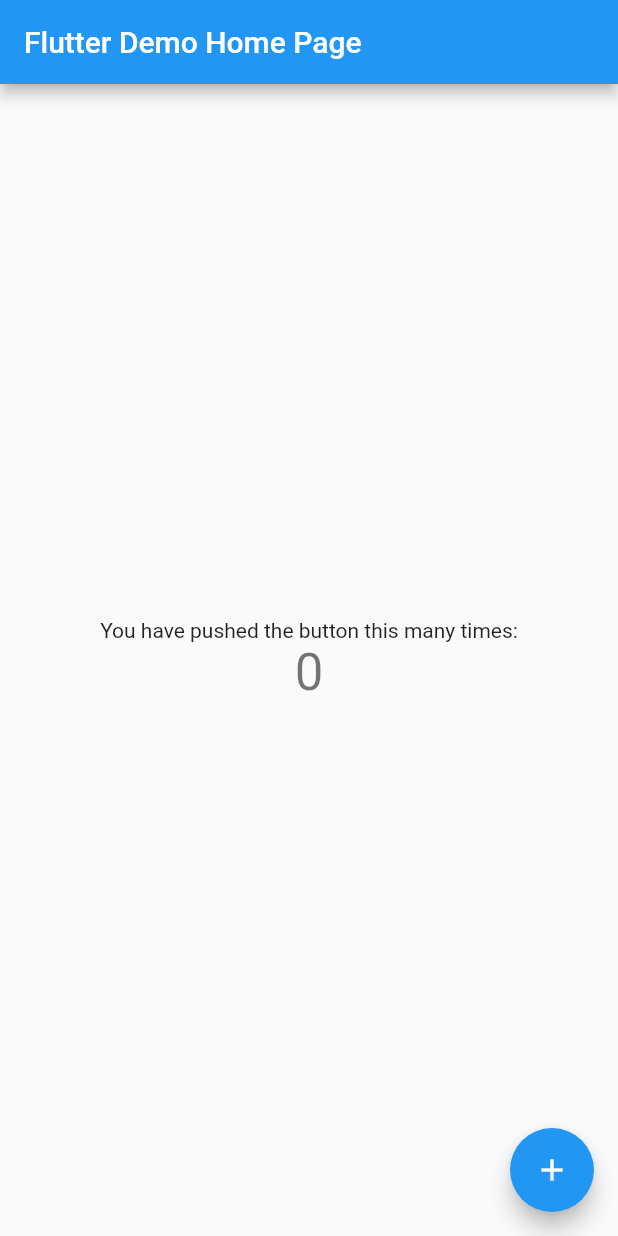
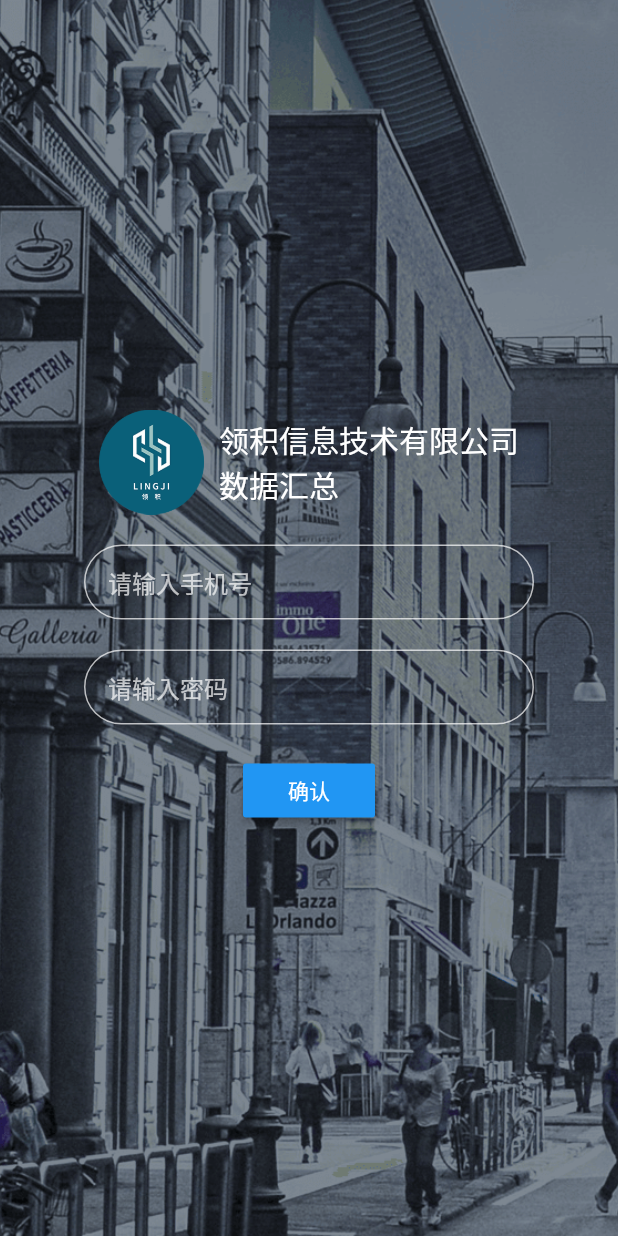
Before and after one commit to cleanown/admin_app, a Flutter app: the screen it shows after launch, on a phone screen of 412 x 824 dp. Run offline on Flutter 3.47's test engine with Material 2 defaults, Android fonts, the phone set to English and light mode, and no system bars; our stand-ins replace fluttertoast.

Commit message:
登录界面

```diff
--- a/lib/main.dart
+++ b/lib/main.dart
@@ -1,3 +1,4 @@
+import 'package:admin_app/pages/login/login.dart';
 import 'package:flutter/material.dart';
 
 void main() {
@@ -9,56 +10,12 @@ class MyApp extends StatelessWidget {
   @override
   Widget build(BuildContext context) {
     return MaterialApp(
-      title: '领积数据汇总',
+      title: '珑梨派数据汇总',
       theme: ThemeData(
         primarySwatch: Colors.blue,
         visualDensity: VisualDensity.adaptivePlatformDensity,
       ),
-      home: MyHomePage(title: 'Flutter Demo Home Page'),
+      home: Login(),
     );
   }
 }
-
-class MyHomePage extends StatefulWidget {
-  MyHomePage({Key key, this.title}) : super(key: key);
-  final String title;
-  @override
-  _MyHomePageState createState() => _MyHomePageState();
-}
-
-class _MyHomePageState extends State<MyHomePage> {
-  int _counter = 0;
-  void _incrementCounter() {
-    setState(() {
-      _counter++;
-    });
-  }
-
-  @override
-  Widget build(BuildContext context) {
-    return Scaffold(
-      appBar: AppBar(
-        title: Text(widget.title),
-      ),
-      body: Center(
-        child: Column(
-          mainAxisAlignment: MainAxisAlignment.center,
-          children: <Widget>[
-            Text(
-              'You have pushed the button this many times:',
-            ),
-            Text(
-              '$_counter',
-              style: Theme.of(context).textTheme.headline4,
-            ),
-          ],
-        ),
-      ),
-      floatingActionButton: FloatingActionButton(
-        onPressed: _incrementCounter,
-        tooltip: 'Increment',
-        child: Icon(Icons.add),
-      ), // This trailing comma makes auto-formatting nicer for build methods.
-    );
-  }
-}
--- /dev/null
+++ b/lib/pages/login/login.dart
@@ -0,0 +1,251 @@
+import 'package:admin_app/pages/dataAnalysis/dataAnalysis.dart';
+import 'package:admin_app/utils/myToast.dart';
+import 'package:flutter/material.dart';
+
+class Login extends StatefulWidget {
+  @override
+  _LoginState createState() => _LoginState();
+}
+
+class _LoginState extends State<Login> {
+  TextEditingController _phone = TextEditingController();
+  bool _isPhoneSuffix = false;
+  bool _isPhoneFocus = false;
+  TextEditingController _pwd = TextEditingController();
+  bool _isPwdSuffix = false;
+  bool _isPwdFocus = false;
+  @override
+  Widget build(BuildContext context) {
+    return Scaffold(
+      body: Stack(
+        children: [
+          Positioned(
+            top: 0,
+            bottom: 0,
+            left: 0,
+            right: 0,
+            child: Container(
+              decoration: BoxDecoration(
+                image: DecorationImage(
+                  image: AssetImage('images/basic/bg_login.png'),
+                  fit: BoxFit.cover,
+                )
+              ),
+            )
+          ),
+          Container(
+            alignment: Alignment.center,
+            child: Column(
+              mainAxisAlignment: MainAxisAlignment.center,
+              crossAxisAlignment: CrossAxisAlignment.center,
+              children: [
+                Container(
+                  width: 300,
+                  margin: EdgeInsets.only(bottom: 20),
+                  child: Row(
+                    mainAxisAlignment: MainAxisAlignment.center,
+                    crossAxisAlignment: CrossAxisAlignment.center,
+                    children: [
+                      InkWell(
+                        child: Container(
+                          width: 70,
+                          height: 70,
+                          margin: EdgeInsets.only(right: 10),
+                          decoration: BoxDecoration(
+                            image: DecorationImage(
+                              image: AssetImage('images/basic/logo.png'),
+                              fit: BoxFit.fill
+                            )
+                          ),
+                        ),
+                        onLongPress: () {
+                          setState(() {
+                            _phone.text = "18320166299";
+                            _pwd.text = "lingji1688";
+                            _isPhoneSuffix = true;
+                            _isPwdSuffix = true;
+                            _isPwdFocus = false;
+                            _isPhoneFocus = false;
+                          });
+                        },
+                      ),
+                      Container(
+                        child: Text(
+                          '领积信息技术有限公司\n数据汇总',
+                          style: TextStyle(
+                            color: Colors.white,
+                            fontSize: 20,
+                          ),
+                        ),
+                      )
+                    ],
+                  ),
+                ),
+                Container(
+                  decoration: BoxDecoration(
+                    border: Border.all(
+                      color: Colors.white70
+                    ),
+                    borderRadius: BorderRadius.circular(30)
+                  ),
+                  width: 300,
+                  margin: EdgeInsets.only(bottom: 20),
+                  child: TextField(
+                    controller: _phone,
+                    autofocus: _isPhoneFocus,
+                    cursorColor: Colors.white70,
+                    keyboardType: TextInputType.number,
+                    style: TextStyle(
+                      color: Colors.white
+                    ),
+                    decoration: InputDecoration(
+                      contentPadding: EdgeInsets.symmetric(horizontal: 15),
+                      hintText: "请输入手机号",
+                      hintStyle: TextStyle(
+                        color: Colors.white70
+                      ),
+                      border: OutlineInputBorder(
+                        borderSide: BorderSide.none
+                      ),
+                      suffixIcon: Visibility(
+                        visible: _isPhoneSuffix,
+                        child: InkWell(
+                          child: Icon(
+                            Icons.close,
+                            color: Colors.white70,
+                          ),
+                          onTap: () {
+                            setState(() {
+                              _phone.text = '';
+                              _isPhoneSuffix = false;
+                            });
+                          },
+                        ),
+                      )
+                    ),
+                    onSubmitted: (val) {
+                      if (val.isEmpty) {
+                        myToast(msg: "请输入手机号码 ");
+                      } else {
+                        setState(() {
+                          _isPwdFocus = true;
+                        });
+                      }
+                    },
+                    onChanged: (val) {
+                      if (val.isEmpty) {
+                        setState(() {
+                          _isPhoneSuffix = false;
+                        });
+                      } else {
+                        if (_isPhoneSuffix == false) {
+                          setState(() {
+                            _isPhoneSuffix = true;
+                          });
+                        }
+                      }
+                    },
+                  ),
+                ),
+                Container(
+                  decoration: BoxDecoration(
+                    border: Border.all(
+                      color: Colors.white70
+                    ),
+                    borderRadius: BorderRadius.circular(30)
+                  ),
+                  width: 300,
+                  margin: EdgeInsets.only(bottom: 20),
+                  child: TextField(
+                    controller: _pwd,
+                    autofocus: _isPwdFocus,
+                    cursorColor: Colors.white70,
+                    obscureText: true,
+                    style: TextStyle(
+                      color: Colors.white
+                    ),
+                    decoration: InputDecoration(
+                      contentPadding: EdgeInsets.symmetric(horizontal: 15),
+                      hintText: "请输入密码",
+                      hintStyle: TextStyle(
+                        color: Colors.white70
+                      ),
+                      border: OutlineInputBorder(
+                        borderSide: BorderSide.none
+                      ),
+                      suffixIcon: Visibility(
+                        visible: _isPwdSuffix,
+                        child: InkWell(
+                          child: Icon(
+                            Icons.close,
+                            color: Colors.white70,
+                          ),
+                          onTap: () {
+                            setState(() {
+                              _pwd.text = '';
+                              _isPwdSuffix = false;
+                            });
+                          },
+                        ),
+                      )
+                    ),
+                    onSubmitted: (val) {
+                      if (val.isEmpty) {
+                        myToast(msg: "请输入密码");
+                      } else {
+                        _loginSubmit();
+                      }
+                    },
+                    onChanged: (val) {
+                      if (val.isEmpty) {
+                        setState(() {
+                          _isPwdSuffix = false;
+                        });
+                      } else {
+                        if (_isPwdSuffix == false) {
+                          setState(() {
+                            _isPwdSuffix = true;
+                          });
+                        }
+                      }
+                    },
+                  ),
+                ),
+                RaisedButton(
+                  child: Text(
+                    '确认',
+                    style: TextStyle(
+                      color: Colors.white
+                    ),
+                  ),
+                  color: Colors.blue,
+                  onPressed: () {
+                    _loginSubmit();
+                  },
+                )
+              ],
+            ),
+          ),
+        ],
+      ),
+    );
+  }
+  void _loginSubmit () {
+    print(_phone.text);
+    print(_pwd.text);
+    if (_phone.text.isEmpty) {
+      myToast(msg: "手机号不得为空");
+      return;
+    }
+    if (_pwd.text.isEmpty) {
+      myToast(msg: "密码不得为空");
+      return;
+    }
+    if (_phone.text != "18320166299" && _pwd.text != "lingji1688") {
+      myToast(msg: "账号密码错误");
+      return;
+    } else {
+      Navigator.of(context).push(MaterialPageRoute(builder: (context) => DataAnalysis()));
+    }
+  }
+}
--- a/pubspec.yaml
+++ b/pubspec.yaml
@@ -23,6 +23,8 @@ environment:
 dependencies:
   flutter:
     sdk: flutter
+  fluttertoast: ^7.1.6
+  dio: 3.0.10
 
 
   # The following adds the Cupertino Icons font to your application.
@@ -48,7 +50,9 @@ flutter:
   # assets:
   #   - images/a_dot_burr.jpeg
   #   - images/a_dot_ham.jpeg
-
+  assets:
+    - images/basic/logo.png
+    - images/basic/bg_login.png
   # An image asset can refer to one or more resolution-specific "variants", see
   # https://flutter.dev/assets-and-images/#resolution-aware.
 
```
Also changed, not shown: lib/pages/dataAnalysis/dataAnalysis.dart (added, +29 -0 lines), lib/utils/myToast.dart (added, +14 -0 lines), images/basic/bg_login.png (added), images/basic/logo.png (added), pubspec.lock, 17 other files.
